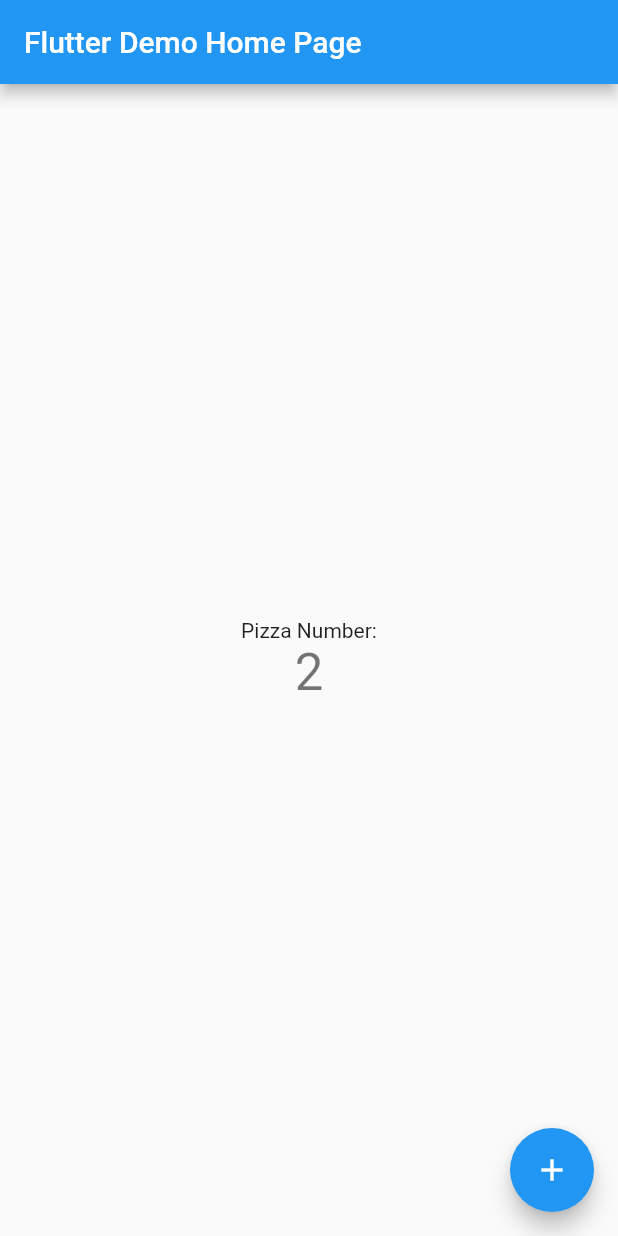
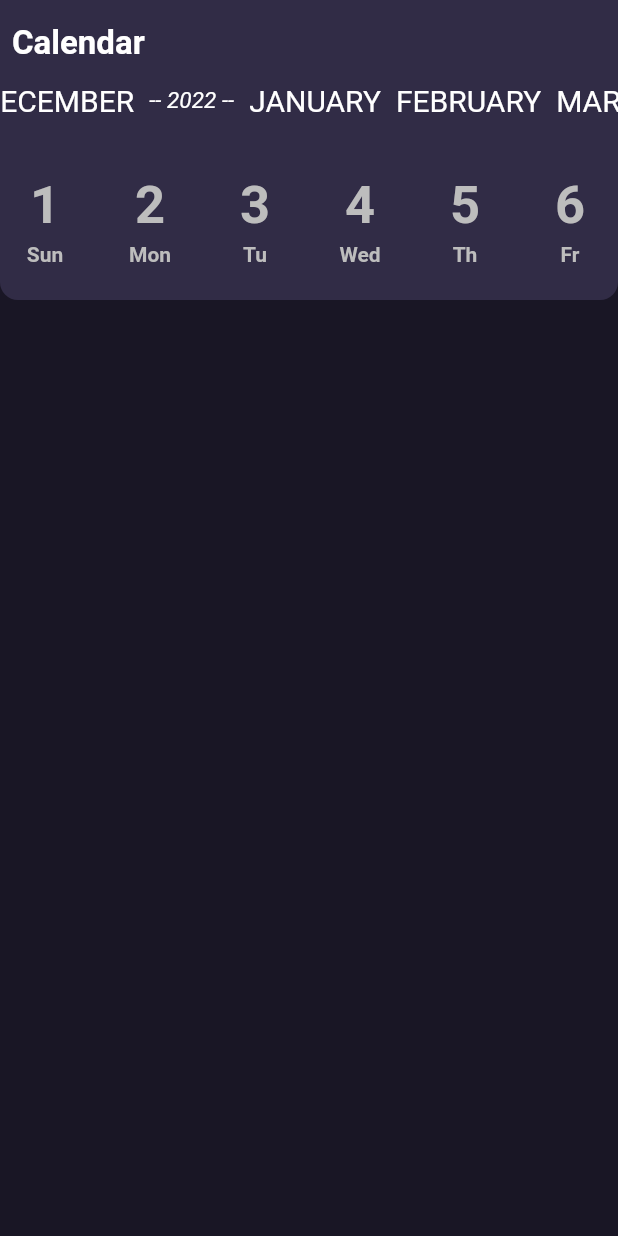
Before and after one commit to cristiangontri/moodcalendar, a Flutter app: the screen it shows after launch, on a phone screen of 412 x 824 dp. Run offline on Flutter 3.47's test engine with Material 2 defaults, Android fonts, the light colour scheme and no system bars.

Commit message:
Work on Calendar Model and Views

```diff
--- a/lib/Controller/controller.dart
+++ b/lib/Controller/controller.dart
@@ -1 +1,9 @@
-class Controller {}
+import 'package:emotionscalendar/Model/calendar.dart';
+import 'package:emotionscalendar/Model/day.dart';
+import 'package:provider/provider.dart';
+
+class CalendarController {
+  void selectDay(Day d, context) {
+    Provider.of<Calendar>(context, listen: false).selectDay(d);
+  }
+}
--- a/lib/Model/calendar.dart
+++ b/lib/Model/calendar.dart
@@ -4,68 +4,110 @@ import 'package:emotionscalendar/Model/year.dart';
 import 'package:flutter/cupertino.dart';
 
 class Calendar extends ChangeNotifier {
-  DateTime today;
-  DateTime currentDate;
-  late Year currentYear;
-  late Month currentMonth;
-  late Day currentDay;
-  DateTime from;
-  List<Month> months = [];
-  List<Year> years = [];
+  final DateTime _today;
+  DateTime _currentDate;
+  late Year _currentYear;
+  late Month _currentMonth;
+  late Day _currentDay;
+  final DateTime _from;
+  List<Month> _months = [];
+  List<Year> _years = [];
 
-  Calendar(this.today, this.currentDate, this.from) {
+  Calendar(this._today, this._currentDate, this._from) {
     //Lets define the current Year:
-    currentYear = Year(currentDate.year);
-    years.add(currentYear);
 
     //Getting the List of Months to Display:
-    DateTime iterator = from;
-    while (iterator.isBefore(today)) {
+    DateTime iterator = DateTime(_from.year, _from.month);
+    while (iterator.isBefore(DateTime(_today.year, _today.month + 1))) {
       Month newMonth = Month(iterator.month, Year(iterator.year));
-      months.add(newMonth);
+      _months.add(newMonth);
       iterator = DateTime(iterator.year, iterator.month + 1);
     }
 
     //Lets add all years needed:
 
-    for (int i = 0; i <= months.length / 13; i++) {
-      years.add(Year(currentYear.getYearNumber() + 1));
+    for (Month m in _months) {
+      if (m.getMonthNumber() == 12) {
+        _years.add(Year(m.getYear().getYearNumber() + 1));
+      }
     }
+    _currentYear = _years.last;
 
-    //Lets define the current month:
-    currentMonth = months.firstWhere((element) =>
-        element.getMonthNumber() == currentDate.month &&
-        element.getYear().getYearNumber() == currentYear.getYearNumber());
+    _currentYear.selectYear();
+
+    //Lets define the current month and select it:
+    _currentMonth = _months.firstWhere((element) =>
+        element.getMonthNumber() == _currentDate.month &&
+        element.getYear().getYearNumber() == _currentYear.getYearNumber());
+    _currentMonth.selectMonth();
 
     //Lets define the current day:
-    currentDay = Day(currentDate.day, currentMonth, currentYear);
+    _currentDay = _currentMonth.findDay(_today.day) ??
+        Day(0, _currentMonth, _currentYear);
+    _currentDay.select();
+    notifyListeners();
   }
   void changeCurrentDate(DateTime date) {
-    currentDate = date;
+    _currentDate = date;
     notifyListeners();
   }
 
   List<Month> getMonths() {
-    return months;
+    return _months;
   }
 
   void changeMonth(Month month) {
-    currentMonth.unselectMonth();
+    _currentMonth.unselectMonth();
     month.selectMonth();
-    currentMonth = month;
-    currentYear = month.getYear();
+    _currentMonth = month;
+    _currentYear = month.getYear();
     notifyListeners();
   }
 
   Month getCurrentMonth() {
-    return currentMonth;
+    return _currentMonth;
   }
 
   Year getCurrentYear() {
-    return currentYear;
+    return _currentYear;
   }
 
   Day getCurrentDay() {
-    return currentDay;
+    return _currentDay;
+  }
+
+  List<Year> getYearList() {
+    return _years;
+  }
+
+  void selectDay(Day d) {
+    _currentDay.unselect();
+    d.select();
+    _currentDay = d;
+    notifyListeners();
+  }
+
+  List<Object> getPrintableListYaM() {
+    List<Object> result = [];
+    int cm = 0;
+    int cy = 0;
+    bool decem = false;
+    for (int i = 0; i < _years.length + _months.length; i++) {
+      if (decem) {
+        result.add(_years[cy]);
+        cy++;
+        decem = false;
+      } else {
+        String mname = _months[cm].getMonthName();
+        if (mname == "DECEMBER") {
+          decem = true;
+        } else {
+          decem = false;
+        }
+        result.add(_months[cm]);
+        cm++;
+      }
+    }
+    return result;
   }
 }
--- a/lib/Model/day.dart
+++ b/lib/Model/day.dart
@@ -10,7 +10,7 @@ class Day {
   final int _day;
   String _weekDay = "";
   bool _selected = false;
-  Emotion? _emotion;
+  Emotion _emotion = Emotion.unassigned;
   String? _notes;
 
   Day(this._day, this._month, this._year) {
@@ -45,7 +45,7 @@ class Day {
     }
   }
 
-  bool getSelected() {
+  bool isSelected() {
     return _selected;
   }
 
@@ -74,7 +74,7 @@ class Day {
   }
 
   Emotion? getEmotion() {
-    return _emotion ?? Emotion.unassigned;
+    return _emotion;
   }
 
   Year getYear() {
--- a/lib/Model/month.dart
+++ b/lib/Model/month.dart
@@ -1,67 +1,74 @@
+import 'package:emotionscalendar/Model/calendar.dart';
+import 'package:emotionscalendar/Model/day.dart';
 import 'package:flutter/cupertino.dart';
 
 import 'package:emotionscalendar/Model/year.dart';
 
-class Month extends ChangeNotifier {
+class Month {
   final int _monthNumber;
   String _monthName = "";
   final Year _year;
-  late int _monthDays;
+  late int _monthDaysNumber;
+  List<Day> _monthDays = [];
   bool _selected = false;
+
   Month(this._monthNumber, this._year) {
     _monthName = _monthName.toUpperCase();
 
     switch (_monthNumber) {
       case 1:
         _monthName = "JANUARY";
-        _monthDays = 31;
+        _monthDaysNumber = 31;
         break;
       case 2:
         _monthName = "FEBRUARY";
-        _monthDays = 28;
+        _monthDaysNumber = 28;
         break;
       case 3:
         _monthName = "MARCH";
-        _monthDays = 31;
+        _monthDaysNumber = 31;
         break;
       case 4:
         _monthName = "APRIL";
-        _monthDays = 30;
+        _monthDaysNumber = 30;
         break;
       case 5:
         _monthName = "MAY";
-        _monthDays = 31;
+        _monthDaysNumber = 31;
         break;
       case 6:
         _monthName = "JUNE";
-        _monthDays = 30;
+        _monthDaysNumber = 30;
         break;
       case 7:
         _monthName = "JULY";
-        _monthDays = 31;
+        _monthDaysNumber = 31;
         break;
       case 8:
         _monthName = "AUGUST";
-        _monthDays = 31;
+        _monthDaysNumber = 31;
         break;
       case 9:
         _monthName = "SEPTEMBER";
-        _monthDays = 30;
+        _monthDaysNumber = 30;
         break;
       case 10:
         _monthName = "OCTOBER";
-        _monthDays = 31;
+        _monthDaysNumber = 31;
         break;
       case 11:
         _monthName = "NOVEMBER";
-        _monthDays = 30;
+        _monthDaysNumber = 30;
         break;
       case 12:
         _monthName = "DECEMBER";
-        _monthDays = 31;
+        _monthDaysNumber = 31;
         break;
       default:
         break;
+    }
+    for (int i = 0; i < _monthDaysNumber; i++) {
+      _monthDays.add(Day(i + 1, this, _year));
     }
   }
 
@@ -83,15 +90,26 @@ class Month extends ChangeNotifier {
 
   void selectMonth() {
     _selected = true;
-    notifyListeners();
   }
 
   void unselectMonth() {
     _selected = false;
-    notifyListeners();
   }
 
-  int getMonthDays() {
+  int getNumberOfDays() {
+    return _monthDaysNumber;
+  }
+
+  List<Day> getDays() {
     return _monthDays;
   }
+
+  Day? findDay(int i) {
+    for (Day d in _monthDays) {
+      if (i == d.getDay()) {
+        return d;
+      }
+    }
+    return null;
+  }
 }
--- /dev/null
+++ b/lib/Model/myprovider.dart
@@ -0,0 +1,3 @@
+import 'package:flutter/cupertino.dart';
+
+class MyProvider extends ChangeNotifier {}
--- a/lib/Model/year.dart
+++ b/lib/Model/year.dart
@@ -1,18 +1,30 @@
 class Year {
-  int year;
-  bool selected = false;
-  bool leapYear = false;
-  Year(this.year) {
-    if (year % 4 == 0 && year % 100 == 0 && year % 400 == 0) {
-      leapYear = true;
+  final int _year;
+  bool _selected = false;
+  bool _leapYear = false;
+  Year(this._year) {
+    if (_year % 4 == 0 && _year % 100 == 0 && _year % 400 == 0) {
+      _leapYear = true;
     }
   }
 
+  bool isSelected() {
+    return _selected;
+  }
+
   void selectYear() {
-    selected = true;
+    _selected = true;
+  }
+
+  void unselectYear() {
+    _selected = false;
   }
 
   int getYearNumber() {
-    return year;
+    return _year;
+  }
+
+  bool isLeapYear() {
+    return _leapYear;
   }
 }
--- /dev/null
+++ b/lib/View/calendarview.dart
@@ -0,0 +1,103 @@
+import 'package:emotionscalendar/Model/day.dart';
+import 'package:emotionscalendar/Model/month.dart';
+import 'package:emotionscalendar/Model/year.dart';
+import 'package:emotionscalendar/View/colors.dart';
+import 'package:emotionscalendar/View/dayview.dart';
+import 'package:emotionscalendar/View/monthview.dart';
+import 'package:emotionscalendar/View/yearview.dart';
+import 'package:flutter/material.dart';
+import 'package:provider/provider.dart';
+
+import '../Model/calendar.dart';
+
+class CalendarView extends StatefulWidget {
+  final Color backgroundColor;
+  final Color dotsColor;
+  final Color monthColor;
+  final double calendarHeight;
+  const CalendarView(this.backgroundColor, this.dotsColor, this.monthColor,
+      this.calendarHeight,
+      {Key? key})
+      : super(key: key);
+
+  @override
+  State<CalendarView> createState() => _CalendarViewState();
+}
+
+class _CalendarViewState extends State<CalendarView> {
+  @override
+  Widget build(BuildContext context) {
+    var maxwidth = (MediaQuery.of(context).size.width);
+    ScrollController _scrollController =
+        ScrollController(initialScrollOffset: 13, keepScrollOffset: true);
+    return Container(
+      width: maxwidth,
+      height: widget.calendarHeight,
+      decoration: const BoxDecoration(
+          color: Color.fromARGB(255, 49, 44, 70),
+          borderRadius: BorderRadius.only(
+              bottomLeft: Radius.circular(12),
+              bottomRight: Radius.circular(12))),
+      child: Padding(
+        padding: const EdgeInsets.only(top: 8.0),
+        child: Column(crossAxisAlignment: CrossAxisAlignment.start, children: [
+          const Padding(
+            padding: EdgeInsets.only(top: 8.0, left: 8.0),
+            child: Text(
+              "Calendar",
+              style: TextStyle(
+                  color: Colors.white,
+                  fontSize: 22,
+                  fontWeight: FontWeight.bold),
+            ),
+          ),
+          SizedBox(
+            width: maxwidth,
+            height: 50,
+            child: ListView.separated(
+                controller: _scrollController,
+                separatorBuilder: (context, index) => const SizedBox(
+                      width: 10,
+                    ),
+                scrollDirection: Axis.horizontal,
+                itemCount:
+                    Provider.of<Calendar>(context).getPrintableListYaM().length,
+                itemBuilder: (context, index) {
+                  List<Object> printable =
+                      Provider.of<Calendar>(context).getPrintableListYaM();
+                  if (printable[index] is Month) {
+                    return Center(
+                        child: MonthView(
+                            printable[index] as Month, widget.monthColor));
+                  } else {
+                    Year yr = printable[index] as Year;
+                    return Center(child: YearView(yr, widget.monthColor));
+                  }
+                }),
+          ),
+          SizedBox(
+            width: maxwidth,
+            height: widget.calendarHeight * 0.5,
+            child: ListView.separated(
+              separatorBuilder: (context, index) => const SizedBox(
+                width: 10,
+              ),
+              scrollDirection: Axis.horizontal,
+              itemCount: Provider.of<Calendar>(context)
+                  .getCurrentMonth()
+                  .getNumberOfDays(),
+              itemBuilder: (context, index) {
+                List<Day> days =
+                    Provider.of<Calendar>(context).getCurrentMonth().getDays();
+                return Center(
+                  child: DayView(
+                      days[index], widget.calendarHeight, widget.dotsColor),
+                );
+              },
+            ),
+          ),
+        ]),
+      ),
+    );
+  }
+}
--- /dev/null
+++ b/lib/View/colors.dart
@@ -0,0 +1,6 @@
+import 'package:flutter/animation.dart';
+import 'package:flutter/material.dart';
+
+const Color myBackgroundColor = Color.fromARGB(255, 49, 44, 70);
+const Color myDotsColor = Color.fromARGB(255, 49, 44, 70);
+const Color myMonthColor = Colors.white;
--- a/lib/View/dayview.dart
+++ b/lib/View/dayview.dart
@@ -1,13 +1,14 @@
+import 'package:emotionscalendar/Controller/controller.dart';
 import 'package:emotionscalendar/Model/day.dart';
 import 'package:flutter/material.dart';
 
 import '../Model/emotion.dart';
 
 class DayView extends StatefulWidget {
-  Day day;
-  double calendarHeight;
+  final Day day;
+  final double calendarHeight;
   late Color emotionColor;
-  Color dotsColor;
+  final Color dotsColor;
   DayView(this.day, this.calendarHeight, this.dotsColor, {Key? key})
       : super(key: key) {
     switch (day.getEmotion()) {
@@ -49,11 +50,14 @@ class _DayViewState extends State<DayView> {
   @override
   Widget build(BuildContext context) {
     var maxwidth = (MediaQuery.of(context).size.width);
-    return Container(
-      width: widget.calendarHeight * 0.08,
-      height: widget.calendarHeight * 0.10,
+    if (widget.day.isSelected()) {
+      return GestureDetector(
+        onTap: () => CalendarController().selectDay(widget.day, context),
+        child: Container(
+          width: widget.calendarHeight * 0.3,
+          height: widget.calendarHeight * 0.4,
           decoration: BoxDecoration(
-        color: const Color.fromARGB(255, 255, 118, 118),
+            color: widget.emotionColor,
             borderRadius: BorderRadius.circular(15),
             boxShadow: [
               BoxShadow(
@@ -64,6 +68,50 @@ class _DayViewState extends State<DayView> {
               ),
             ],
           ),
+          child: Column(
+            mainAxisAlignment: MainAxisAlignment.spaceEvenly,
+            children: [
+              Row(
+                mainAxisAlignment: MainAxisAlignment.spaceEvenly,
+                children: [
+                  Container(
+                    height: 6,
+                    width: 6,
+                    decoration: BoxDecoration(
+                        color: widget.dotsColor,
+                        borderRadius: BorderRadius.circular(20)),
+                  ),
+                  Container(
+                    height: 6,
+                    width: 6,
+                    decoration: BoxDecoration(
+                        color: widget.dotsColor,
+                        borderRadius: BorderRadius.circular(20)),
+                  )
+                ],
+              ),
+              Text(
+                widget.day.getDay().toString(),
+                style: TextStyle(
+                    color: widget.dotsColor,
+                    fontSize: 35,
+                    fontWeight: FontWeight.bold),
+              ),
+              Text(
+                widget.day.getWeekDay(),
+                style: TextStyle(
+                    color: widget.dotsColor, fontWeight: FontWeight.bold),
+              )
+            ],
+          ),
+        ),
+      );
+    } else {
+      return GestureDetector(
+        onTap: () => CalendarController().selectDay(widget.day, context),
+        child: SizedBox(
+          width: widget.calendarHeight * 0.3,
+          height: widget.calendarHeight * 0.4,
           child: Column(
             mainAxisAlignment: MainAxisAlignment.spaceEvenly,
             children: [
@@ -100,6 +148,8 @@ class _DayViewState extends State<DayView> {
               )
             ],
           ),
+        ),
       );
     }
   }
+}
--- a/lib/View/monthview.dart
+++ b/lib/View/monthview.dart
@@ -1,10 +1,11 @@
 import 'package:emotionscalendar/Model/month.dart';
 import 'package:flutter/material.dart';
+import 'package:provider/provider.dart';
 
 class MonthView extends StatefulWidget {
-  Month month;
-  Color monthColor;
-  MonthView(this.month, this.monthColor, {Key? key}) : super(key: key);
+  final Month month;
+  final Color monthColor;
+  const MonthView(this.month, this.monthColor, {Key? key}) : super(key: key);
 
   @override
   State<MonthView> createState() => _MonthViewState();
@@ -13,9 +14,17 @@ class MonthView extends StatefulWidget {
 class _MonthViewState extends State<MonthView> {
   @override
   Widget build(BuildContext context) {
-    return Text(
-      widget.month.getMonthName(),
-      style: TextStyle(color: widget.monthColor),
-    );
+    return widget.month.isSelected()
+        ? Text(
+            widget.month.getMonthName(),
+            style: TextStyle(
+                color: widget.monthColor,
+                fontWeight: FontWeight.bold,
+                fontSize: 25),
+          )
+        : Text(
+            widget.month.getMonthName(),
+            style: TextStyle(color: widget.monthColor, fontSize: 20),
+          );
   }
 }
--- /dev/null
+++ b/lib/View/yearview.dart
@@ -0,0 +1,33 @@
+import 'package:emotionscalendar/Model/year.dart';
+import 'package:flutter/material.dart';
+
+class YearView extends StatefulWidget {
+  Year year;
+  Color colorYear;
+  YearView(this.year, this.colorYear, {Key? key}) : super(key: key);
+
+  @override
+  State<YearView> createState() => _YearViewState();
+}
+
+class _YearViewState extends State<YearView> {
+  @override
+  Widget build(BuildContext context) {
+    return widget.year.isSelected()
+        ? Text(
+            "-- " + widget.year.getYearNumber().toString() + " --",
+            style: TextStyle(
+                color: widget.colorYear,
+                fontWeight: FontWeight.bold,
+                fontSize: 25,
+                fontStyle: FontStyle.italic),
+          )
+        : Text(
+            "-- " + widget.year.getYearNumber().toString() + " --",
+            style: TextStyle(
+                color: widget.colorYear,
+                fontSize: 15,
+                fontStyle: FontStyle.italic),
+          );
+  }
+}
--- a/lib/main.dart
+++ b/lib/main.dart
@@ -1,7 +1,19 @@
+import 'package:emotionscalendar/Model/calendar.dart';
+import 'package:emotionscalendar/Model/month.dart';
+
+import 'package:emotionscalendar/View/calendarview.dart';
+import 'package:emotionscalendar/View/colors.dart';
 import 'package:flutter/material.dart';
+import 'package:flutter/services.dart';
 import 'package:provider/provider.dart';
+import 'package:provider/single_child_widget.dart';
 
 void main() {
+  SystemChrome.setSystemUIOverlayStyle(const SystemUiOverlayStyle(
+    systemNavigationBarColor:
+        Color.fromARGB(255, 49, 44, 70), // navigation bar color
+    statusBarColor: Color.fromARGB(255, 49, 44, 70), // status bar color
+  ));
   runApp(const MyApp());
 }
 
@@ -11,8 +23,15 @@ class MyApp extends StatelessWidget {
   // This widget is the root of your application.
   @override
   Widget build(BuildContext context) {
-    return MaterialApp(
-      title: 'Flutter Demo',
+    return MultiProvider(
+        providers: [
+          ChangeNotifierProvider(
+              create: (context) => Calendar(DateTime.now(), DateTime.now(),
+                  DateTime.now().subtract(const Duration(days: 400)))),
+        ],
+        child: MaterialApp(
+          debugShowCheckedModeBanner: false,
+          title: 'Mood.',
           theme: ThemeData(
             // This is the theme of your application.
             //
@@ -25,93 +44,33 @@ class MyApp extends StatelessWidget {
             // is not restarted.
             primarySwatch: Colors.blue,
           ),
-      home: const MyHomePage(title: 'Flutter Demo Home Page'),
+          home: Home(),
+        ));
+  }
+}
+
+class Home extends StatefulWidget {
+  Home({Key? key}) : super(key: key);
+
+  @override
+  State<Home> createState() => _HomeState();
+}
+
+class _HomeState extends State<Home> {
+  @override
+  Widget build(BuildContext context) {
+    return Scaffold(
+      body: SafeArea(
+        child: Container(
+            width: double.infinity,
+            height: double.infinity,
+            color: Color.fromARGB(255, 25, 22, 37),
+            child: Column(
+              children: const [
+                CalendarView(myBackgroundColor, myDotsColor, myMonthColor, 200),
+              ],
+            )),
+      ),
     );
   }
 }
-
-class MyHomePage extends StatefulWidget {
-  const MyHomePage({super.key, required this.title});
-
-  // This widget is the home page of your application. It is stateful, meaning
-  // that it has a State object (defined below) that contains fields that affect
-  // how it looks.
-
-  // This class is the configuration for the state. It holds the values (in this
-  // case the title) provided by the parent (in this case the App widget) and
-  // used by the build method of the State. Fields in a Widget subclass are
-  // always marked "final".
-
-  final String title;
-
-  @override
-  State<MyHomePage> createState() => _MyHomePageState();
-}
-
-class _MyHomePageState extends State<MyHomePage> {
-  int _counter = 0;
-
-  void _incrementCounter() {
-    setState(() {
-      // This call to setState tells the Flutter framework that something has
-      // changed in this State, which causes it to rerun the build method below
-      // so that the display can reflect the updated values. If we changed
-      // _counter without calling setState(), then the build method would not be
-      // called again, and so nothing would appear to happen.
-      _counter++;
-    });
-  }
-
-  @override
-  Widget build(BuildContext context) {
-    int numberOfPizza = 2;
-    // This method is rerun every time setState is called, for instance as done
-    // by the _incrementCounter method above.
-    //
-    // The Flutter framework has been optimized to make rerunning build methods
-    // fast, so that you can just rebuild anything that needs updating rather
-    // than having to individually change instances of widgets.
-    return Scaffold(
-      appBar: AppBar(
-        // Here we take the value from the MyHomePage object that was created by
-        // the App.build method, and use it to set our appbar title.
-        title: Text(widget.title),
-      ),
-      body: Center(
-        // Center is a layout widget. It takes a single child and positions it
-        // in the middle of the parent.
-        child: Column(
-          // Column is also a layout widget. It takes a list of children and
-          // arranges them vertically. By default, it sizes itself to fit its
-          // children horizontally, and tries to be as tall as its parent.
-          //
-          // Invoke "debug painting" (press "p" in the console, choose the
-          // "Toggle Debug Paint" action from the Flutter Inspector in Android
-          // Studio, or the "Toggle Debug Paint" command in Visual Studio Code)
-          // to see the wireframe for each widget.
-          //
-          // Column has various properties to control how it sizes itself and
-          // how it positions its children. Here we use mainAxisAlignment to
-          // center the children vertically; the main axis here is the vertical
-          // axis because Columns are vertical (the cross axis would be
-          // horizontal).
-          mainAxisAlignment: MainAxisAlignment.center,
-          children: <Widget>[
-            const Text(
-              'Pizza Number:',
-            ),
-            Text(
-              numberOfPizza.toString(),
-              style: Theme.of(context).textTheme.headline4,
-            ),
-          ],
-        ),
-      ),
-      floatingActionButton: FloatingActionButton(
-        onPressed: () {},
-        tooltip: 'Increment',
-        child: const Icon(Icons.add),
-      ), // This trailing comma makes auto-formatting nicer for build methods.
-    );
-  }
-}
```
Lines whose indentation alone changed are shown as unchanged.
